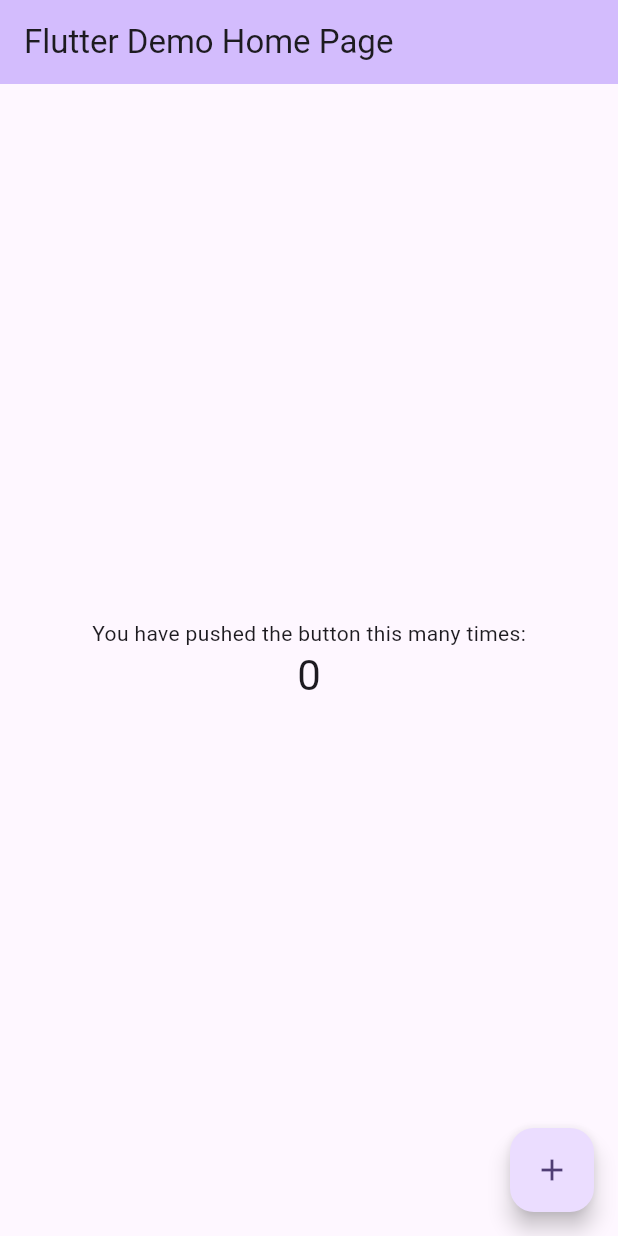
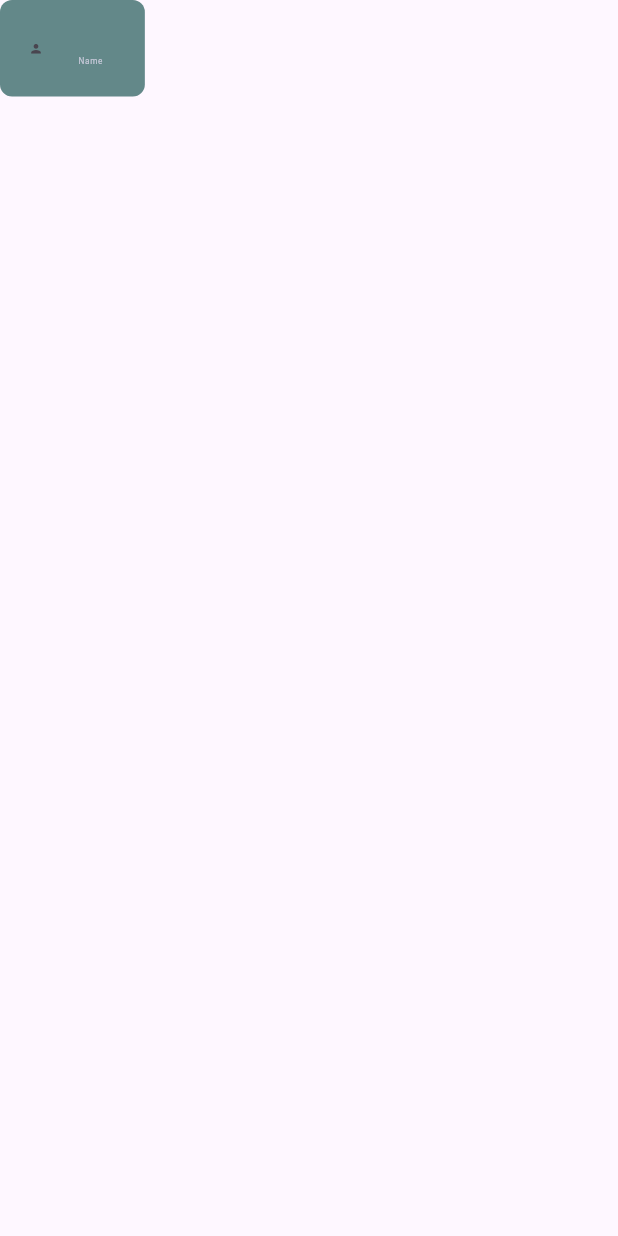
Before and after one commit to FebricoJonata/LingoPal_Mobile, a Flutter app: the screen it shows after launch, on a phone screen of 412 x 824 dp. Run offline on Flutter 3.47's test engine with Material 3 defaults, Android fonts, the phone set to English and light mode, and no system bars; our stand-ins replace flutter_screenutil, get.

Commit message:
textField & bgAsset

```diff
--- a/lib/core/color/color_constraint.dart
+++ b/lib/core/color/color_constraint.dart
@@ -0,0 +1,9 @@
+import 'package:flutter/material.dart';
+
+class MyColors {
+  static const primaryGreen = Color(0xFF638889);
+  static const secondaryGreen = Color(0xFF9DBC98);
+  static const primaryYellow = Color(0xFFEBD9B4);
+  static const secondaryYellow = Color(0xFFF9EFDB);
+  static const white = Color(0xFFFFFFFF);
+}
--- a/lib/core/image/image_constraint.dart
+++ b/lib/core/image/image_constraint.dart
@@ -0,0 +1,9 @@
+class AssetConstraints {
+  static const baseImages = 'assets/images';
+  static const baseBgImages = 'assets/images/background_asset';
+
+  //background
+  static const bgIntroTop = "$baseBgImages/bg_intro_top.png";
+  static const bgIntroBot = "$baseBgImages/bg_intro_bot.png";
+  static const bgAppLogo = "$baseBgImages/bg_app_logo.png";
+}
--- a/lib/main.dart
+++ b/lib/main.dart
@@ -1,4 +1,8 @@
 import 'package:flutter/material.dart';
+import 'package:flutter_screenutil/flutter_screenutil.dart';
+import 'package:get/get.dart';
+import 'package:lingo_pal_mobile/routes/app_page.dart';
+import 'package:lingo_pal_mobile/routes/name_page.dart';
 
 void main() {
   runApp(const MyApp());
@@ -7,119 +11,20 @@
 class MyApp extends StatelessWidget {
   const MyApp({super.key});
 
-  // This widget is the root of your application.
   @override
   Widget build(BuildContext context) {
-    return MaterialApp(
-      title: 'Flutter Demo',
-      theme: ThemeData(
-        // This is the theme of your application.
-        //
-        // TRY THIS: Try running your application with "flutter run". You'll see
-        // the application has a purple toolbar. Then, without quitting the app,
-        // try changing the seedColor in the colorScheme below to Colors.green
-        // and then invoke "hot reload" (save your changes or press the "hot
-        // reload" button in a Flutter-supported IDE, or press "r" if you used
-        // the command line to start the app).
-        //
-        // Notice that the counter didn't reset back to zero; the application
-        // state is not lost during the reload. To reset the state, use hot
-        // restart instead.
-        //
-        // This works for code too, not just values: Most code changes can be
-        // tested with just a hot reload.
-        colorScheme: ColorScheme.fromSeed(seedColor: Colors.deepPurple),
-        useMaterial3: true,
-      ),
-      home: const MyHomePage(title: 'Flutter Demo Home Page'),
+    return ScreenUtilInit(
+      designSize: const Size(1280, 1920),
+      minTextAdapt: true,
+      splitScreenMode: true,
+      builder: (_, child) {
+        return GetMaterialApp(
+          debugShowCheckedModeBanner: false,
+          title: 'LingoPal',
+          initialRoute: RouteName.registerPage,
+          getPages: AppPages.pages,
+        );
+      },
     );
   }
 }
-
-class MyHomePage extends StatefulWidget {
-  const MyHomePage({super.key, required this.title});
-
-  // This widget is the home page of your application. It is stateful, meaning
-  // that it has a State object (defined below) that contains fields that affect
-  // how it looks.
-
-  // This class is the configuration for the state. It holds the values (in this
-  // case the title) provided by the parent (in this case the App widget) and
-  // used by the build method of the State. Fields in a Widget subclass are
-  // always marked "final".
-
-  final String title;
-
-  @override
-  State<MyHomePage> createState() => _MyHomePageState();
-}
-
-class _MyHomePageState extends State<MyHomePage> {
-  int _counter = 0;
-
-  void _incrementCounter() {
-    setState(() {
-      // This call to setState tells the Flutter framework that something has
-      // changed in this State, which causes it to rerun the build method below
-      // so that the display can reflect the updated values. If we changed
-      // _counter without calling setState(), then the build method would not be
-      // called again, and so nothing would appear to happen.
-      _counter++;
-    });
-  }
-
-  @override
-  Widget build(BuildContext context) {
-    // This method is rerun every time setState is called, for instance as done
-    // by the _incrementCounter method above.
-    //
-    // The Flutter framework has been optimized to make rerunning build methods
-    // fast, so that you can just rebuild anything that needs updating rather
-    // than having to individually change instances of widgets.
-    return Scaffold(
-      appBar: AppBar(
-        // TRY THIS: Try changing the color here to a specific color (to
-        // Colors.amber, perhaps?) and trigger a hot reload to see the AppBar
-        // change color while the other colors stay the same.
-        backgroundColor: Theme.of(context).colorScheme.inversePrimary,
-        // Here we take the value from the MyHomePage object that was created by
-        // the App.build method, and use it to set our appbar title.
-        title: Text(widget.title),
-      ),
-      body: Center(
-        // Center is a layout widget. It takes a single child and positions it
-        // in the middle of the parent.
-        child: Column(
-          // Column is also a layout widget. It takes a list of children and
-          // arranges them vertically. By default, it sizes itself to fit its
-          // children horizontally, and tries to be as tall as its parent.
-          //
-          // Column has various properties to control how it sizes itself and
-          // how it positions its children. Here we use mainAxisAlignment to
-          // center the children vertically; the main axis here is the vertical
-          // axis because Columns are vertical (the cross axis would be
-          // horizontal).
-          //
-          // TRY THIS: Invoke "debug painting" (choose the "Toggle Debug Paint"
-          // action in the IDE, or press "p" in the console), to see the
-          // wireframe for each widget.
-          mainAxisAlignment: MainAxisAlignment.center,
-          children: <Widget>[
-            const Text(
-              'You have pushed the button this many times:',
-            ),
-            Text(
-              '$_counter',
-              style: Theme.of(context).textTheme.headlineMedium,
-            ),
-          ],
-        ),
-      ),
-      floatingActionButton: FloatingActionButton(
-        onPressed: _incrementCounter,
-        tooltip: 'Increment',
-        child: const Icon(Icons.add),
-      ), // This trailing comma makes auto-formatting nicer for build methods.
-    );
-  }
-}
--- /dev/null
+++ b/lib/presentation/Components/text_field_reusable.dart
@@ -0,0 +1,64 @@
+import 'package:flutter/material.dart';
+
+class ReuseTextField extends StatelessWidget {
+  const ReuseTextField({
+    super.key,
+    required this.iconTxt,
+    required this.labelTxt,
+    required this.color,
+    required this.radius,
+    required this.linesMax,
+    required this.linesMin,
+    required this.maxHeight,
+    required this.width,
+    required this.fontSize,
+    required this.iconSize,
+    this.onChanged,
+  });
+  final IconData iconTxt;
+  final String labelTxt;
+  final int linesMax;
+  final int linesMin;
+  final double maxHeight;
+  final double width;
+  final Color color;
+  final double radius;
+  final double fontSize;
+  final double iconSize;
+  final ValueChanged<String>? onChanged;
+
+  @override
+  Widget build(BuildContext context) {
+    return SizedBox(
+      width: width,
+      child: ConstrainedBox(
+        constraints: BoxConstraints(maxHeight: maxHeight),
+        child: TextField(
+          minLines: linesMin,
+          maxLines: linesMax,
+          keyboardType: TextInputType.multiline,
+          decoration: InputDecoration(
+            border: OutlineInputBorder(borderRadius: BorderRadius.circular(radius), borderSide: BorderSide.none),
+            fillColor: color,
+            filled: true,
+            hintText: labelTxt,
+            alignLabelWithHint: true,
+            hintStyle: TextStyle(fontSize: fontSize, color: const Color.fromARGB(255, 199, 201, 217)),
+            contentPadding: EdgeInsets.symmetric(vertical: (maxHeight - fontSize) / 2),
+            prefixIcon: SizedBox(
+              width: iconSize,
+              height: iconSize,
+              child: Center(
+                child: Icon(
+                  iconTxt,
+                  size: iconSize,
+                ),
+              ),
+            ),
+          ),
+          onChanged: onChanged,
+        ),
+      ),
+    );
+  }
+}
--- /dev/null
+++ b/lib/presentation/pages/register_page/register_page.dart
@@ -0,0 +1,29 @@
+import 'package:flutter/material.dart';
+import 'package:flutter_screenutil/flutter_screenutil.dart';
+import 'package:lingo_pal_mobile/core/color/color_constraint.dart';
+import 'package:lingo_pal_mobile/presentation/Components/text_field_reusable.dart';
+
+class RegisterPage extends StatefulWidget {
+  const RegisterPage({super.key});
+
+  @override
+  State<RegisterPage> createState() => _MyWidgetState();
+}
+
+class _MyWidgetState extends State<RegisterPage> {
+  @override
+  Widget build(BuildContext context) {
+    return Scaffold(
+        body: ReuseTextField(
+            linesMax: 1,
+            linesMin: 1,
+            color: MyColors.primaryGreen,
+            fontSize: 17.sp,
+            radius: 25.sp,
+            width: 300.w,
+            iconTxt: Icons.person,
+            iconSize: 30.sp,
+            labelTxt: "Name",
+            maxHeight: 150.h));
+  }
+}
--- /dev/null
+++ b/lib/presentation/pages/register_page/widgets/text_field.dart
@@ -0,0 +1,10 @@
+import 'package:flutter/material.dart';
+
+class MyWidget extends StatelessWidget {
+  const MyWidget({super.key});
+
+  @override
+  Widget build(BuildContext context) {
+    return const Placeholder();
+  }
+}
--- a/lib/routes/app_page.dart
+++ b/lib/routes/app_page.dart
@@ -0,0 +1,9 @@
+import 'package:get/get.dart';
+import 'package:lingo_pal_mobile/presentation/pages/register_page/register_page.dart';
+import 'package:lingo_pal_mobile/routes/name_page.dart';
+
+class AppPages {
+  static final pages = [
+    GetPage(name: RouteName.registerPage, page: () => const RegisterPage()),
+  ];
+}
--- a/lib/routes/name_page.dart
+++ b/lib/routes/name_page.dart
@@ -0,0 +1,3 @@
+abstract class RouteName {
+  static const registerPage = "/register";
+}
```
Also changed, not shown: pubspec.yaml (+5 -3 lines), assets/images/background_asset/bg_app_logo.png (added), assets/images/background_asset/bg_intro_bot.png (added), assets/images/background_asset/bg_intro_top.png (added), lib/presentation/pages/page.dart (deleted), lib/presentation/pages/widgets/text_field.dart (deleted), pubspec.lock.
